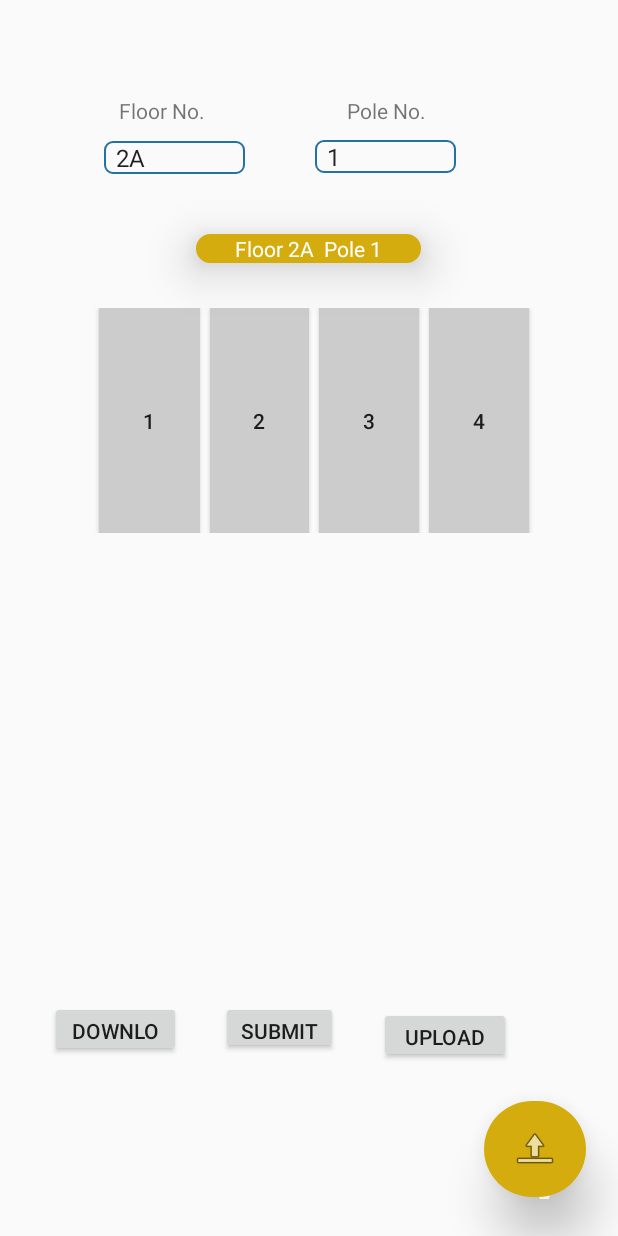
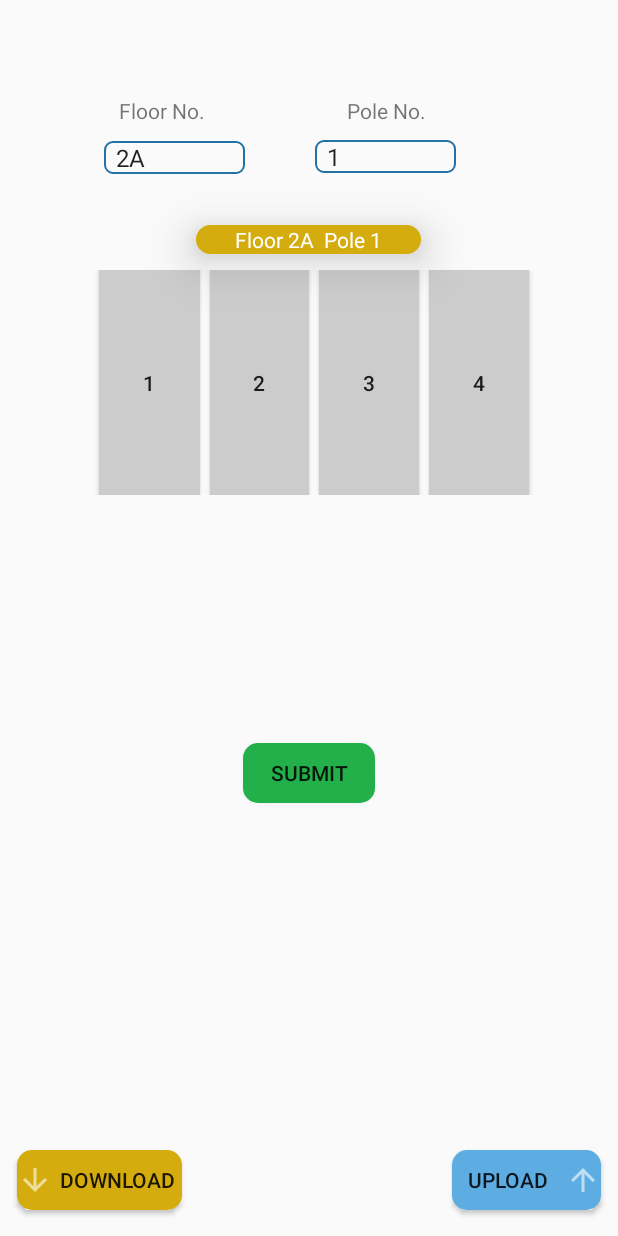
Before and after one commit to Jugg-zh/CarPlateChecker, an Android app: the screen it shows after launch (MainActivity), on a phone screen of 412 x 824 dp. Run offline under Robolectric (Android 15) with nearby library versions, the phone set to English and light mode, and no system bars; libraries missing offline, so code that uses them is left out: com.google.api.client, com.google.api.services.

Commit message:
made some layout changes

```diff
--- /dev/null
+++ b/app/src/main/res/drawable-anydpi/ic_download.xml
@@ -0,0 +1,11 @@
+<vector xmlns:android="http://schemas.android.com/apk/res/android"
+    android:width="24dp"
+    android:height="24dp"
+    android:viewportWidth="24"
+    android:viewportHeight="24"
+    android:tint="#FFFFFF"
+    android:alpha="0.6">
+  <path
+      android:fillColor="@android:color/white"
+      android:pathData="M20,12l-1.41,-1.41L13,16.17V4h-2v12.17l-5.58,-5.59L4,12l8,8 8,-8z"/>
+</vector>
--- /dev/null
+++ b/app/src/main/res/drawable-anydpi/ic_upload.xml
@@ -0,0 +1,11 @@
+<vector xmlns:android="http://schemas.android.com/apk/res/android"
+    android:width="24dp"
+    android:height="24dp"
+    android:viewportWidth="24"
+    android:viewportHeight="24"
+    android:tint="#FFFFFF"
+    android:alpha="0.6">
+  <path
+      android:fillColor="@android:color/white"
+      android:pathData="M4,12l1.41,1.41L11,7.83V20h2V7.83l5.58,5.59L20,12l-8,-8 -8,8z"/>
+</vector>
--- /dev/null
+++ b/app/src/main/res/drawable/roundcorner_download.xml
@@ -0,0 +1,5 @@
+<?xml version="1.0" encoding="utf-8"?>
+<shape xmlns:android="http://schemas.android.com/apk/res/android">
+    <solid android:color="#D4AC0D" />
+    <corners android:radius="10dp" />
+</shape>
--- a/app/src/main/res/drawable/roundcorner_upload.xml
+++ b/app/src/main/res/drawable/roundcorner_upload.xml
@@ -1,5 +1,5 @@
 <?xml version="1.0" encoding="utf-8"?>
 <shape xmlns:android="http://schemas.android.com/apk/res/android">
-    <solid android:color="#D4AC0D" />
-    <corners android:radius="40dp" />
+    <solid android:color="#5DADE2" />
+    <corners android:radius="10dp" />
 </shape>
--- a/app/src/main/res/layout/activity_main.xml
+++ b/app/src/main/res/layout/activity_main.xml
@@ -8,9 +8,10 @@
     tools:context=".MainActivity">
 
     <LinearLayout
+        android:id="@+id/layout1"
         android:layout_width="300dp"
         android:layout_height="150dp"
-        android:layout_marginTop="205dp"
+        android:layout_marginTop="180dp"
         android:layout_centerHorizontal="true">
 
         <Button
@@ -61,9 +62,10 @@
     </LinearLayout>
 
     <LinearLayout
+        android:id="@+id/layout"
         android:layout_width="300dp"
         android:layout_height="150dp"
-        android:layout_marginTop="360dp"
+        android:layout_marginTop="340dp"
         android:layout_centerHorizontal="true">
 
         <Button
@@ -170,7 +172,7 @@
         android:layout_width="150dp"
         android:layout_centerHorizontal="true"
         android:layout_height="wrap_content"
-        android:layout_marginTop="156dp"
+        android:layout_marginTop="150dp"
         android:elevation="20dp"
         android:gravity="center_horizontal"
         android:textAlignment="center"
@@ -178,86 +180,40 @@
 
     <Button
         android:id="@+id/submitButton"
-        android:layout_width="78dp"
-        android:layout_height="35dp"
-        android:layout_alignParentStart="true"
-        android:layout_alignParentLeft="true"
-        android:layout_alignParentBottom="true"
-        android:layout_marginStart="147dp"
-        android:layout_marginLeft="147dp"
-        android:layout_marginBottom="121dp"
+        android:layout_centerHorizontal="true"
+        android:layout_width="wrap_content"
+        android:layout_height="40dp"
+        android:layout_below="@+id/layout1"
+        android:layout_marginTop="165dp"
+        android:background="@drawable/okbutton"
         android:text="submit" />
 
     <Button
         android:id="@+id/downloadButton"
-        android:layout_width="87dp"
-        android:layout_height="37dp"
-        android:layout_alignParentEnd="true"
-        android:layout_alignParentRight="true"
+        android:layout_width="110dp"
+        android:layout_height="40dp"
         android:layout_alignParentBottom="true"
-        android:layout_marginEnd="291dp"
-        android:layout_marginRight="291dp"
-        android:layout_marginBottom="119dp"
+        android:layout_alignParentLeft="true"
+        android:layout_alignParentStart="true"
+        android:layout_marginBottom="17dp"
+        android:layout_marginLeft="11dp"
+        android:layout_marginStart="11dp"
+        android:background="@drawable/roundcorner_download"
+        android:drawableLeft="@drawable/ic_download"
         android:text="Download" />
 
     <Button
         android:id="@+id/uploadButton"
-        android:layout_width="wrap_content"
-        android:layout_height="37dp"
-        android:layout_alignParentEnd="true"
-        android:layout_alignParentRight="true"
-        android:layout_alignParentBottom="true"
-        android:layout_marginEnd="71dp"
-        android:layout_marginRight="71dp"
-        android:layout_marginBottom="115dp"
-        android:text="upload" />
-
-
-    <!--    <ViewFlipper-->
-<!--        android:id="@+id/flipper"-->
-<!--        android:layout_width="match_parent"-->
-<!--        android:layout_height="200dp"-->
-<!--        android:layout_alignParentTop="true"-->
-<!--        android:layout_marginTop="78dp"-->
-<!--        android:visibility="invisible" />-->
-
-    <!--    <Button-->
-<!--        android:id="@+id/previous"-->
-<!--        android:layout_width="wrap_content"-->
-<!--        android:layout_height="38dp"-->
-<!--        android:layout_alignParentLeft="true"-->
-<!--        android:layout_alignParentStart="true"-->
-<!--        android:layout_alignParentTop="true"-->
-<!--        android:layout_marginLeft="98dp"-->
-<!--        android:layout_marginStart="98dp"-->
-<!--        android:layout_marginTop="285dp"-->
-<!--        android:text="Previous"-->
-<!--        android:visibility="invisible" />-->
-
-<!--    <Button-->
-<!--        android:id="@+id/submitButton"-->
-<!--        android:layout_width="wrap_content"-->
-<!--        android:layout_height="wrap_content"-->
-<!--        android:layout_alignParentBottom="true"-->
-<!--        android:layout_alignParentLeft="true"-->
-<!--        android:layout_alignParentStart="true"-->
-<!--        android:layout_marginBottom="83dp"-->
-<!--        android:layout_marginLeft="149dp"-->
-<!--        android:layout_marginStart="149dp"-->
-<!--        android:text="submit" />-->
-
-    <ImageButton
-        android:id="@+id/submitButton"
-        android:layout_width="68dp"
-        android:layout_height="64dp"
+        android:layout_width="99dp"
+        android:layout_height="40dp"
         android:layout_alignParentBottom="true"
         android:layout_alignParentEnd="true"
         android:layout_alignParentRight="true"
-        android:layout_marginBottom="26dp"
-        android:layout_marginEnd="21dp"
-        android:layout_marginRight="21dp"
+        android:layout_marginBottom="17dp"
+        android:layout_marginEnd="11dp"
+        android:layout_marginRight="11dp"
         android:background="@drawable/roundcorner_upload"
-        android:elevation="20dp"
-        app:srcCompat="@android:drawable/ic_menu_upload" />
+        android:drawableRight="@drawable/ic_upload"
+        android:text="upload" />
 
 </RelativeLayout>
```
Also changed, not shown: app/src/main/res/drawable-hdpi/ic_download.png (added), app/src/main/res/drawable-hdpi/ic_upload.png (added), app/src/main/res/drawable-mdpi/ic_download.png (added), app/src/main/res/drawable-mdpi/ic_upload.png (added), app/src/main/res/drawable-xhdpi/ic_download.png (added), app/src/main/res/drawable-xhdpi/ic_upload.png (added), app/src/main/res/drawable-xxhdpi/ic_download.png (added), app/src/main/res/drawable-xxhdpi/ic_upload.png (added).
